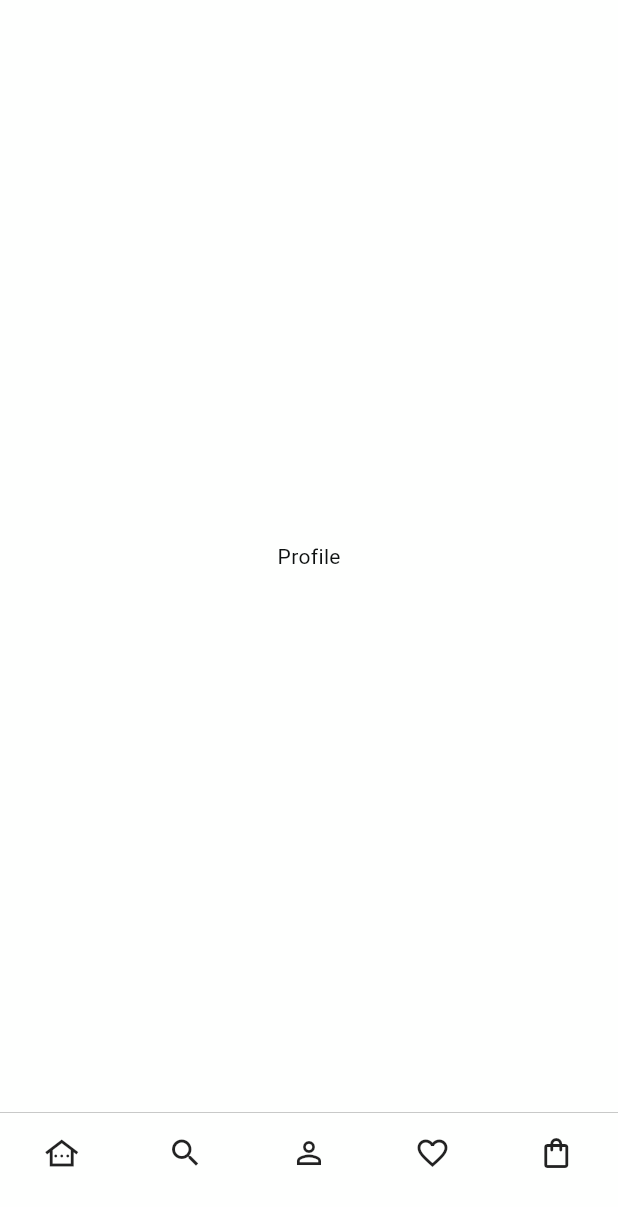
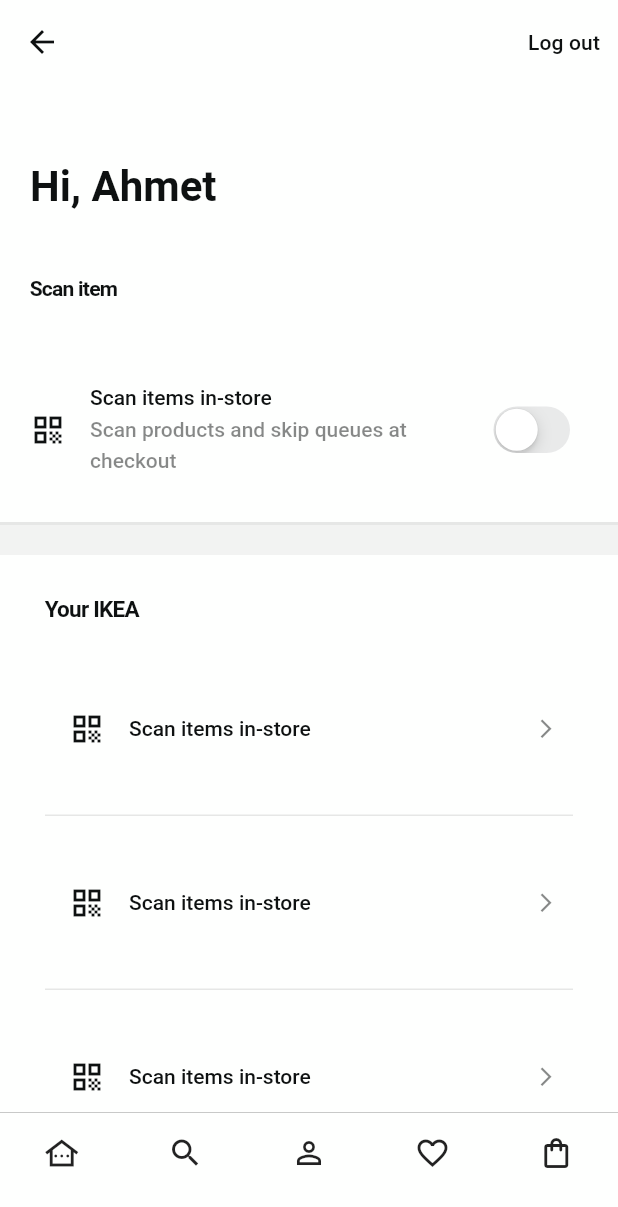
Before and after one commit to ahmetkadircicek/flutter-learn, a Flutter app: the MainPageView screen opened directly, swiped to page 3, on a phone screen of 412 x 824 dp. Shown: the top 1207 px of the screen. Run offline on Flutter 3.47's test engine with Material 3 defaults, Android fonts, the phone set to English and light mode, and no system bars.

Commit message:
feat: profile view added

```diff
--- a/ikea_clone/lib/core/base/view/category_view.dart
+++ b/ikea_clone/lib/core/base/view/category_view.dart
@@ -1,5 +1,4 @@
 import 'package:flutter/material.dart';
-import 'package:flutter/widgets.dart';
 import 'package:ikea_clone/core/components/text.dart';
 
 class CategoryView extends StatelessWidget {
--- /dev/null
+++ b/ikea_clone/lib/core/base/view/loading_view.dart
@@ -0,0 +1,38 @@
+import 'package:flutter/material.dart';
+import 'package:ikea_clone/core/components/text.dart';
+
+class LoadingView extends StatelessWidget {
+  const LoadingView({super.key});
+
+  @override
+  Widget build(BuildContext context) {
+    return Scaffold(
+      body: SafeArea(
+        child: Stack(
+          children: [
+            Center(
+              child: SizedBox(
+                width: MediaQuery.of(context).size.width * 0.4,
+                child: const Headline2(
+                  text: 'Checking your delivery and collection options',
+                  textAlign: TextAlign.center,
+                ),
+              ),
+            ),
+            const Positioned(
+              bottom: 100,
+              left: 0,
+              right: 0,
+              child: Center(
+                child: CircularProgressIndicator(
+                  strokeWidth: 3,
+                  strokeAlign: -8,
+                ),
+              ),
+            ),
+          ],
+        ),
+      ),
+    );
+  }
+}
--- a/ikea_clone/lib/core/base/view/main_page_view.dart
+++ b/ikea_clone/lib/core/base/view/main_page_view.dart
@@ -1,5 +1,6 @@
 import 'package:flutter/material.dart';
 import 'package:ikea_clone/core/base/view/home_view.dart';
+import 'package:ikea_clone/core/base/view/profile_view.dart';
 import 'package:ikea_clone/core/base/view/search_view.dart';
 
 class MainPageView extends StatelessWidget {
@@ -10,13 +11,11 @@ class MainPageView extends StatelessWidget {
     return Scaffold(
       body: SafeArea(
         child: PageView(
-          physics: const NeverScrollableScrollPhysics(),
+          // physics: const NeverScrollableScrollPhysics(),
           children: const [
             HomeView(),
             SearchView(),
-            Center(
-              child: Text('Profile'),
-            ),
+            ProfileView(),
             Center(
               child: Text('Favorites'),
             ),
--- /dev/null
+++ b/ikea_clone/lib/core/base/view/profile_view.dart
@@ -0,0 +1,147 @@
+import 'package:flutter/cupertino.dart';
+import 'package:flutter/material.dart';
+import 'package:ikea_clone/core/components/text.dart';
+
+class ProfileView extends StatelessWidget {
+  const ProfileView({super.key});
+
+  @override
+  Widget build(BuildContext context) {
+    return Scaffold(
+      appBar: AppBar(
+        actions: [
+          TextButton(
+            onPressed: () {},
+            child: Text(
+              'Log out',
+              style: TextStyle(
+                color: Theme.of(context).colorScheme.onSurface,
+              ),
+            ),
+          ),
+        ],
+      ),
+      body: SingleChildScrollView(
+        child: Column(
+          crossAxisAlignment: CrossAxisAlignment.start,
+          mainAxisAlignment: MainAxisAlignment.start,
+          children: [
+            const Padding(
+              padding: EdgeInsets.only(left: 20.0),
+              child: Column(
+                crossAxisAlignment: CrossAxisAlignment.start,
+                mainAxisAlignment: MainAxisAlignment.start,
+                children: [
+                  SizedBox(height: 50),
+                  Headline1(
+                    text: 'Hi, Ahmet',
+                    fontWeight: FontWeight.w700,
+                  ),
+                  SizedBox(height: 40),
+                  Body2(
+                    text: 'Scan item',
+                    fontWeight: FontWeight.w700,
+                    fontSize: 14,
+                    letterSpacing: -0.5,
+                  ),
+                ],
+              ),
+            ),
+            const SizedBox(height: 40),
+            Card(
+              elevation: 0,
+              shape: RoundedRectangleBorder(
+                borderRadius: BorderRadius.circular(0),
+              ),
+              child: ListTile(
+                leading: const Icon(Icons.qr_code),
+                title: const Body2(
+                  text: 'Scan items in-store',
+                  fontWeight: FontWeight.w500,
+                  fontSize: 14,
+                  letterSpacing: 0,
+                ),
+                subtitle: Body2(
+                  text: 'Scan products and skip queues at checkout',
+                  fontWeight: FontWeight.w500,
+                  fontSize: 14,
+                  letterSpacing: 0,
+                  color: Theme.of(context).colorScheme.onSurface.withOpacity(0.5),
+                ),
+                trailing: CupertinoSwitch(value: false, onChanged: (value) {}),
+              ),
+            ),
+            const SizedBox(height: 20),
+            Divider(
+              height: 0,
+              thickness: 2,
+              color: Theme.of(context).colorScheme.onSurface.withOpacity(0.1),
+            ),
+            Divider(
+              height: 20,
+              thickness: 20,
+              color: Theme.of(context).colorScheme.onSurface.withOpacity(0.05),
+            ),
+            const Padding(
+              padding: EdgeInsets.fromLTRB(30.0, 25.0, 0.0, 10.0),
+              child: Body2(
+                text: 'Your IKEA',
+                fontWeight: FontWeight.w700,
+                fontSize: 15,
+                letterSpacing: -0.5,
+              ),
+            ),
+            ListView.separated(
+              shrinkWrap: true,
+              physics: const NeverScrollableScrollPhysics(),
+              separatorBuilder: (BuildContext context, int index) {
+                return Padding(
+                  padding: const EdgeInsets.symmetric(horizontal: 30.0),
+                  child: Divider(
+                    height: 0,
+                    thickness: 1,
+                    color: Theme.of(context).colorScheme.onSurface.withOpacity(0.1),
+                  ),
+                );
+              },
+              itemCount: 5,
+              itemBuilder: (BuildContext context, int index) {
+                return const Padding(
+                  padding: EdgeInsets.fromLTRB(30.0, 30.0, 0.0, 30.0),
+                  child: ProfileListTile(),
+                );
+              },
+            ),
+          ],
+        ),
+      ),
+    );
+  }
+}
+
+class ProfileListTile extends StatelessWidget {
+  const ProfileListTile({
+    super.key,
+  });
+
+  @override
+  Widget build(BuildContext context) {
+    return ListTile(
+      leading: const Icon(Icons.qr_code),
+      title: const Body2(
+        text: 'Scan items in-store',
+        fontWeight: FontWeight.w500,
+        fontSize: 14,
+        letterSpacing: 0,
+      ),
+      trailing: IconButton(
+        icon: Icon(
+          Icons.arrow_forward_ios,
+          size: 15,
+          color: Theme.of(context).colorScheme.onSurface.withOpacity(0.5),
+        ),
+        onPressed: () {},
+      ),
+    );
+  }
+}
--- a/ikea_clone/lib/core/components/text.dart
+++ b/ikea_clone/lib/core/components/text.dart
@@ -25,9 +25,11 @@ class Headline2 extends StatelessWidget {
   const Headline2({
     super.key,
     required this.text,
+    this.textAlign,
   });
 
   final String text;
+  final TextAlign? textAlign;
 
   @override
   Widget build(BuildContext context) {
@@ -37,6 +39,7 @@ class Headline2 extends StatelessWidget {
             fontWeight: FontWeight.bold,
             fontSize: 20,
           ),
+      textAlign: textAlign,
     );
   }
 }
```
Also changed, not shown: 1 other file.
